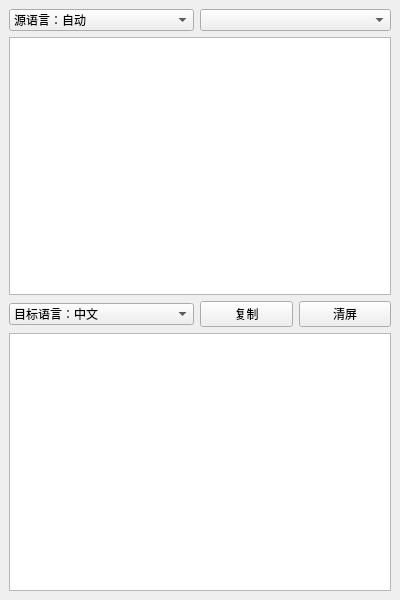
Old version of the form main_window_layout.ui in the repository fiveflowers/ghs-translator.
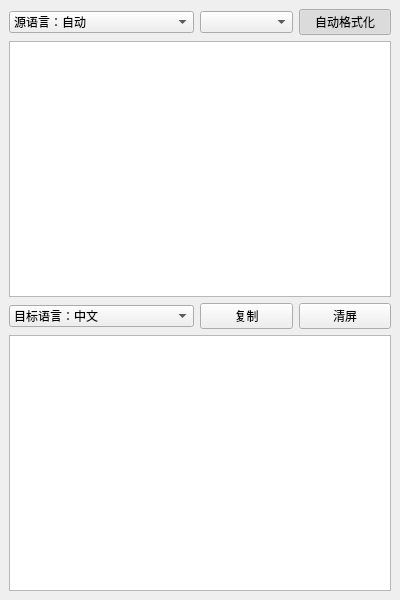
New version of the form. Icons and pictures are not drawn.

Commit message: update: UI; SRC TEXT

Patch:
```diff
--- a/main_window_layout.ui
+++ b/main_window_layout.ui
@@ -128,7 +128,7 @@
         </property>
        </widget>
       </item>
-         <item row="0" column="2" colspan="2">
+      <item row="0" column="2">
              <widget class="QComboBox" name="comboBox_trans_api">
                  <property name="placeholderText">
                      <string>翻译接口</string>
@@ -155,6 +155,19 @@
         </item>
        </widget>
       </item>
+      <item row="0" column="3">
+       <widget class="QPushButton" name="pushButton_format">
+        <property name="text">
+         <string>自动格式化</string>
+        </property>
+        <property name="checkable">
+         <bool>true</bool>
+        </property>
+        <property name="checked">
+         <bool>true</bool>
+        </property>
+       </widget>
+      </item>
      </layout>
     </item>
    </layout>
```
Lines whose indentation alone changed are shown as unchanged. The commit also changes 2 other files.
